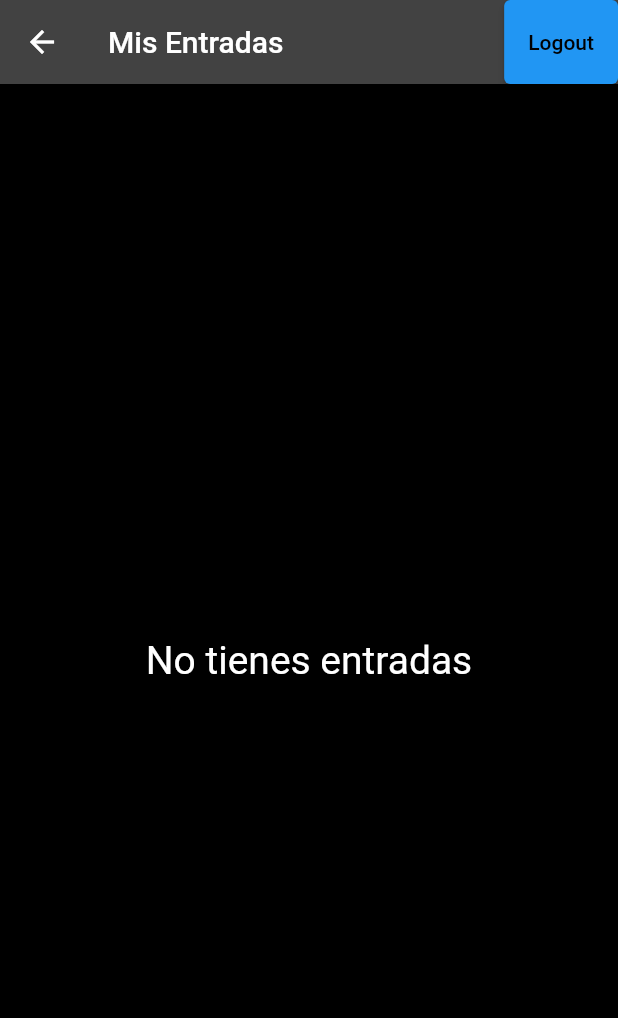
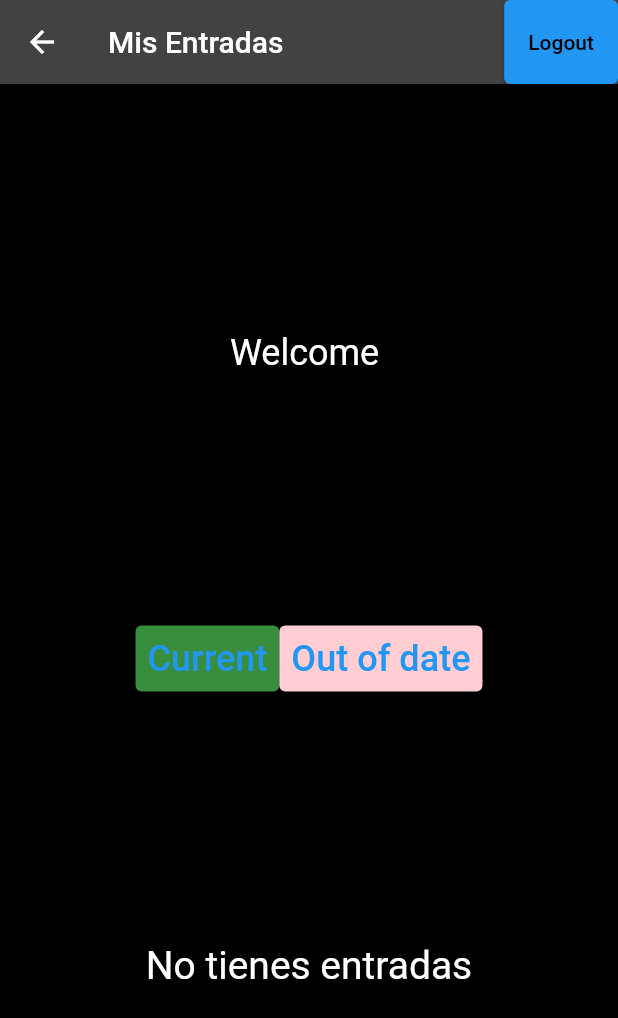
Before and after one commit to Mecmecker/qrmovie, a Flutter app: the screen it shows once a user with an empty profile is signed in, after a tap on "Mis entradas", on a phone screen of 412 x 824 dp. Shown: the top 1018 px of the screen. Run offline on Flutter 3.47's test engine with Material 2 defaults, Android fonts, the phone set to English and light mode, and no system bars; our stand-ins replace cloud_firestore, firebase_auth, firebase_core, flutter_dotenv; missing offline and left inert: flutter_barcode_scanner, flutterfire_ui; accounts and stored records are empty.

Commit message:
error filtrando por fecha

```diff
--- a/lib/main.dart
+++ b/lib/main.dart
@@ -14,7 +14,7 @@ class MyApp extends StatelessWidget {
   Widget build(BuildContext context) {
     return MaterialApp(
       debugShowCheckedModeBanner: false,
-      theme: new ThemeData(
+      theme: ThemeData(
           scaffoldBackgroundColor: Colors.black, brightness: Brightness.dark),
       home: StreamBuilder(
         stream: FirebaseAuth.instance.authStateChanges(),
--- a/lib/models/tickets_model.dart
+++ b/lib/models/tickets_model.dart
@@ -3,23 +3,28 @@
 class Tickets {
   late String id_user, id_sesion;
   late int butaca;
+  late DateTime dia;
 
   Tickets({
     required this.id_user,
     required this.id_sesion,
     required this.butaca,
+    required this.dia,
   });
   Tickets.fromJson(Map<String, dynamic> json)
       : this(
-            id_user: json["user_id"],
-            id_sesion: json["sesion_id"],
-            butaca: json["butaca"]);
+          id_user: json["user_id"],
+          id_sesion: json["sesion_id"],
+          butaca: json["butaca"],
+          dia: json['dia'].toDate(),
+        );
 
   Map<String, dynamic> toJson() {
     return {
       "butaca": butaca,
       "sesion_id": id_sesion,
       "user_id": id_user,
+      "dia": dia,
     };
   }
 }
--- a/lib/screens/MisEntradasScreen.dart
+++ b/lib/screens/MisEntradasScreen.dart
@@ -2,10 +2,9 @@
 
 import 'package:cloud_firestore/cloud_firestore.dart';
 import 'package:firebase_auth/firebase_auth.dart';
-import 'package:firebase_core/firebase_core.dart';
+
 import 'package:flutter/material.dart';
 import 'package:qrmovie/models/tickets_model.dart';
-import 'package:qrmovie/screens/qr_scanner_screen.dart';
 
 class EntradasReservadas extends StatefulWidget {
   const EntradasReservadas({Key? key}) : super(key: key);
@@ -15,6 +14,7 @@ class EntradasReservadas extends StatefulWidget {
 }
 
 class _EntradasReservadasState extends State<EntradasReservadas> {
+  bool opcion = true;
   @override
   Widget build(BuildContext context) {
     final _auth = FirebaseAuth.instance;
@@ -34,10 +34,74 @@ class _EntradasReservadasState extends State<EntradasReservadas> {
         ],
         title: Text("Mis Entradas"),
       ),
-      body: FutureBuilder(
+      body: Column(
+        mainAxisSize: MainAxisSize.max,
+        mainAxisAlignment: MainAxisAlignment.spaceEvenly,
+        children: [
+          Text(
+            'Welcome ${_auth.currentUser!.email}',
+            style: TextStyle(fontSize: 24),
+          ),
+          Center(
+            child: Row(
+              mainAxisSize: MainAxisSize.min,
+              children: [
+                TextButton(
+                  onPressed: () {
+                    if (!opcion) {
+                      setState(() {
+                        opcion = true;
+                      });
+                    }
+                  },
+                  style: TextButton.styleFrom(
+                      backgroundColor:
+                          opcion ? Colors.green[700] : Colors.green[100]),
+                  child: Text(
+                    'Current',
+                    style: TextStyle(fontSize: 24),
+                  ),
+                ),
+                TextButton(
+                  onPressed: () {
+                    if (opcion) {
+                      setState(() {
+                        opcion = false;
+                      });
+                    }
+                  },
+                  style: TextButton.styleFrom(
+                      backgroundColor:
+                          opcion ? Colors.red[100] : Colors.red[700]),
+                  child: Text('Out of date', style: TextStyle(fontSize: 24)),
+                ),
+              ],
+            ),
+          ),
+          opcionesEntradas(auth: _auth, opcion: opcion),
+        ],
+      ),
+    );
+  }
+}
+
+class opcionesEntradas extends StatelessWidget {
+  const opcionesEntradas({
+    Key? key,
+    required FirebaseAuth auth,
+    required this.opcion,
+  })  : _auth = auth,
+        super(key: key);
+  final bool opcion;
+  final FirebaseAuth _auth;
+
+  @override
+  Widget build(BuildContext context) {
+    return FutureBuilder(
       future: FirebaseFirestore.instance
           .collection('Tickets')
           .where('user_id', isEqualTo: _auth.currentUser!.uid)
+          .where('dia', isLessThan: Timestamp.now())
           .get(),
       builder: (BuildContext context,
           AsyncSnapshot<QuerySnapshot<Map<String, dynamic>>> snapshot) {
@@ -60,16 +124,18 @@ class _EntradasReservadasState extends State<EntradasReservadas> {
           final data = snapshot.data!.docs
               .map((e) => Tickets.fromJson(e.data()))
               .toList();
-            return ListView.builder(
+          return Container(
+            height: 500,
+            child: ListView.builder(
               itemBuilder: (context, index) => ListTile(
                 title: Text('${data[index].butaca}'),
               ),
               itemCount: data.length,
+            ),
           );
         }
         return Text('loading');
       },
-      ),
     );
   }
 }
--- a/lib/screens/theater_screen.dart
+++ b/lib/screens/theater_screen.dart
@@ -195,7 +195,8 @@ class _TeatroState extends State<Teatro> {
                   Tickets(
                       butaca: n,
                       id_sesion: widget.docRef,
-                      id_user: _auth.currentUser!.uid)
+                      id_user: _auth.currentUser!.uid,
+                      dia: widget.sesion.hora)
               ];
               Navigator.of(context).pop(tickets);
             }
```
Lines whose indentation alone changed are shown as unchanged.
